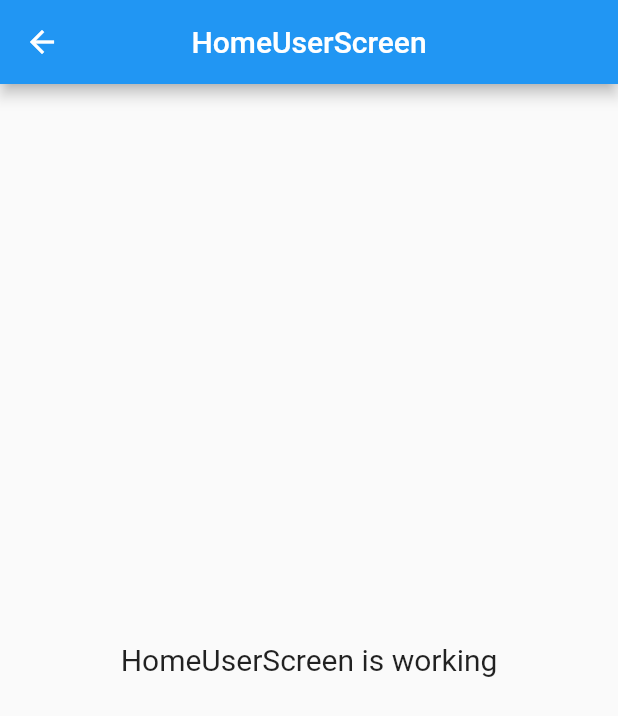
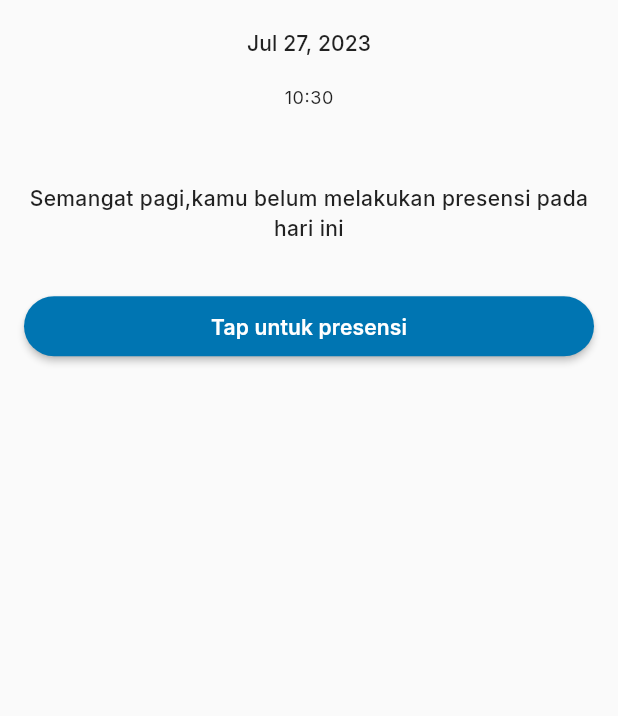
Before and after one commit to Proyek-TI/sbakusara_presence_app, a Flutter app: the HomeUserScreen screen opened by its route, on a phone screen of 412 x 824 dp. Shown: the top 716 px of the screen. Run offline on Flutter 3.47's test engine with Material 2 defaults, Android fonts, the phone set to English and light mode, and no system bars; our stand-ins replace dio, get, google_fonts, shared_preferences; missing offline and left inert: iconify_flutter; accounts and stored records are empty; statements that could not run were skipped.

Commit message:
add: slicing home user

```diff
--- a/lib/domain/core/constants/app_constants.dart
+++ b/lib/domain/core/constants/app_constants.dart
@@ -1,5 +1,16 @@
+import 'package:intl/intl.dart';
+
 class AppConstant {
   AppConstant();
 
+  // url
   static String baseUrl = 'http://13.214.213.55:8080/api/v1';
+
+  // formatter
+  /// date formatter
+  static String formatDateddMMMyyyy(String dateStr) {
+    DateTime date = DateFormat("dd-MM-yyyy").parse(dateStr);
+    String formattedDate = DateFormat("yyyy-MMM-dd").format(date);
+    return formattedDate;
+  }
 }
--- a/lib/presentation/home_admin/home_admin_screen.dart
+++ b/lib/presentation/home_admin/home_admin_screen.dart
@@ -10,12 +10,12 @@ class HomeAdminScreen extends GetView<HomeAdminController> {
   Widget build(BuildContext context) {
     return Scaffold(
       appBar: AppBar(
-        title: const Text('HomeUserScreen'),
+        title: const Text('HomeAdminScreen'),
         centerTitle: true,
       ),
       body: const Center(
         child: Text(
-          'HomeUserScreen is working',
+          'HomeAdminScreen is working',
           style: TextStyle(fontSize: 20),
         ),
       ),
--- a/lib/presentation/home_user/home_user_screen.dart
+++ b/lib/presentation/home_user/home_user_screen.dart
@@ -1,22 +1,91 @@
 import 'package:flutter/material.dart';
 
 import 'package:get/get.dart';
+import 'package:intl/intl.dart';
+import 'package:sbakusara_presence_app/domain/core/constants/app_color_styles.dart';
+import 'package:sbakusara_presence_app/domain/core/constants/app_text_styles.dart';
 
 import 'controllers/home_user_controller.dart';
 
 class HomeUserScreen extends GetView<HomeUserController> {
-  const HomeUserScreen({Key? key}) : super(key: key);
+  HomeUserScreen({Key? key}) : super(key: key);
+
+  @override
+  final HomeUserController controller = Get.put(HomeUserController());
+
   @override
   Widget build(BuildContext context) {
     return Scaffold(
-      appBar: AppBar(
-        title: const Text('HomeUserScreen'),
-        centerTitle: true,
-      ),
-      body: const Center(
-        child: Text(
-          'HomeUserScreen is working',
-          style: TextStyle(fontSize: 20),
+      body: SafeArea(
+        bottom: false,
+        child: Padding(
+          padding: const EdgeInsets.symmetric(horizontal: 16),
+          child: Center(
+            child: Column(
+              crossAxisAlignment: CrossAxisAlignment.center,
+              mainAxisAlignment: MainAxisAlignment.start,
+              children: [
+                const SizedBox(
+                  height: 18,
+                ),
+
+                // date
+                Text(
+                  DateFormat.yMMMd().format(
+                    DateTime.now(),
+                  ),
+                  style: AppTextStyle.dateTextStyle,
+                ),
+                const SizedBox(
+                  height: 18,
+                ),
+
+                // clock
+                StreamBuilder(
+                  stream: Stream.periodic(const Duration(seconds: 1)),
+                  builder: (context, snapshot) => Text(
+                    DateFormat.Hm().format(
+                      DateTime.now(),
+                    ),
+                    style: AppTextStyle.clockTextStyle,
+                  ),
+                ),
+
+                SizedBox(
+                  height: Get.height * 0.06,
+                ),
+
+                Text(
+                  'Semangat pagi,kamu belum melakukan presensi pada hari ini',
+                  style: AppTextStyle.subtitleTextStyle
+                      .copyWith(fontWeight: FontWeight.w500),
+                  textAlign: TextAlign.center,
+                ),
+
+                const SizedBox(
+                  height: 36,
+                ),
+
+                SizedBox(
+                  width: Get.width,
+                  height: 40,
+                  child: ElevatedButton(
+                    onPressed: () async {},
+                    style: ElevatedButton.styleFrom(
+                      backgroundColor: AppColorStyle.primary500,
+                      shape: RoundedRectangleBorder(
+                        borderRadius: BorderRadius.circular(100),
+                      ),
+                    ),
+                    child: Text(
+                      'Tap untuk presensi',
+                      style: AppTextStyle.labelTextStyle,
+                    ),
+                  ),
+                ),
+              ],
+            ),
+          ),
         ),
       ),
     );
```
